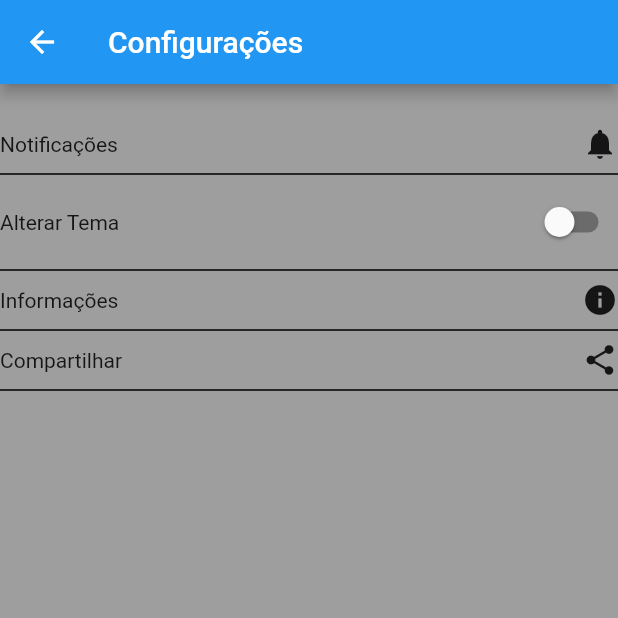
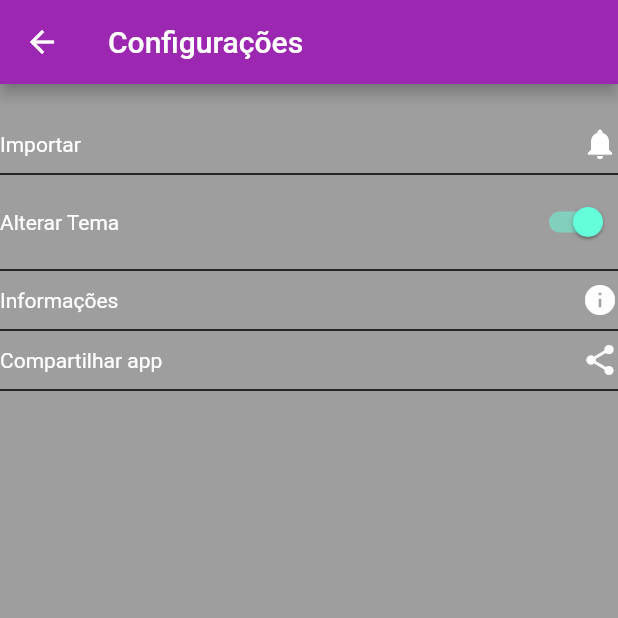
Before and after one commit to BrunoVieiraL/cook_book, a Flutter app: the screen it shows after launch, after a tap on the "restaurant menu" icon, after a tap on the "arrow back" icon, after a tap on the "settings" icon, on a phone screen of 412 x 824 dp, the top half of it. Run offline on Flutter 3.47's test engine with Material 2 defaults, Android fonts, the phone set to English and light mode, and no system bars; our stand-ins replace flutter_slidable, sqflite; accounts and stored records are empty.

Commit message:
themes_add

```diff
--- a/lib/main.dart
+++ b/lib/main.dart
@@ -1,6 +1,8 @@
+import 'package:cooking_agenda/provider/themes_provider.dart';
 import 'package:cooking_agenda/view/config_page.dart';
 import 'package:cooking_agenda/view/lista_receitas_page.dart';
 import 'package:flutter/material.dart';
+import 'package:provider/provider.dart';
 
 import 'view/info_page.dart';
 import 'view/splash_page.dart';
@@ -15,7 +17,14 @@ class MyApp extends StatelessWidget {
 
   @override
   Widget build(BuildContext context) {
+    return ChangeNotifierProvider(
+        create: (context) => ThemeProvider(),
+        builder: (context, _) {
+          final themeProvider = Provider.of<ThemeProvider>(context);
           return MaterialApp(
+            themeMode: themeProvider.themeMode,
+            theme: MyThemes.lightTheme,
+            darkTheme: MyThemes.darkTheme,
             debugShowCheckedModeBanner: false,
             initialRoute: '/',
             routes: {
@@ -25,5 +34,6 @@ class MyApp extends StatelessWidget {
               '/infoPage': (_) => const InfoPage(),
             },
           );
+        });
   }
 }
--- a/lib/provider/themes_provider.dart
+++ b/lib/provider/themes_provider.dart
@@ -1,9 +1,19 @@
 import 'package:flutter/material.dart';
 
-class ThemeProvider extends ChangeNotifier {}
+class ThemeProvider extends ChangeNotifier {
+  ThemeMode themeMode = ThemeMode.dark;
+
+  bool get isDarkMode => themeMode == ThemeMode.dark;
+
+   toggleTheme(bool isOn) {
+    themeMode = isOn ? ThemeMode.dark : ThemeMode.light;
+    notifyListeners();
+  }
+}
 
 class MyThemes {
   static final darkTheme = ThemeData(
+    scaffoldBackgroundColor: Colors.grey,
     brightness: Brightness.dark,
     primaryColor: Colors.purple,
     appBarTheme: const AppBarTheme(
@@ -12,6 +22,7 @@ class MyThemes {
   );
 
   static final lightTheme = ThemeData(
+    scaffoldBackgroundColor: Colors.white,
     brightness: Brightness.light,
     primaryColor: Colors.amber,
     appBarTheme: const AppBarTheme(
--- a/lib/view/config_page.dart
+++ b/lib/view/config_page.dart
@@ -1,5 +1,6 @@
-
+import 'package:cooking_agenda/provider/themes_provider.dart';
 import 'package:flutter/material.dart';
+import 'package:provider/provider.dart';
 
 class ConfigPage extends StatefulWidget {
   const ConfigPage({Key? key}) : super(key: key);
@@ -11,7 +12,7 @@ class ConfigPage extends StatefulWidget {
 class _ConfigPageState extends State<ConfigPage> {
   @override
   Widget build(BuildContext context) {
-
+    final themeProvider = Provider.of<ThemeProvider>(context);
     return Scaffold(
       appBar: AppBar(title: const Text('Configurações')),
       body: Container(
@@ -24,7 +25,7 @@ class _ConfigPageState extends State<ConfigPage> {
             Row(
               mainAxisAlignment: MainAxisAlignment.spaceBetween,
               children: [
-                const Text('Notificações'),
+                const Text('Importar'),
                 GestureDetector(
                   child: const Icon(Icons.notifications),
                   onTap: () {},
@@ -40,11 +41,11 @@ class _ConfigPageState extends State<ConfigPage> {
               children: [
                 const Text('Alterar Tema'),
                 Switch.adaptive(
-                    value: false,
-                    onChanged: (valor) {
-                      setState(() {
-
-                      });
+                    value: themeProvider.isDarkMode,
+                    onChanged: (value) {
+                      final provider =
+                          Provider.of<ThemeProvider>(context, listen: false);
+                      provider.toggleTheme(value);
                     })
               ],
             ),
@@ -71,7 +72,7 @@ class _ConfigPageState extends State<ConfigPage> {
             Row(
               mainAxisAlignment: MainAxisAlignment.spaceBetween,
               children: [
-                const Text('Compartilhar'),
+                const Text('Compartilhar app'),
                 GestureDetector(
                   child: const Icon(Icons.share),
                   onTap: () {},
```
Lines whose indentation alone changed are shown as unchanged.
